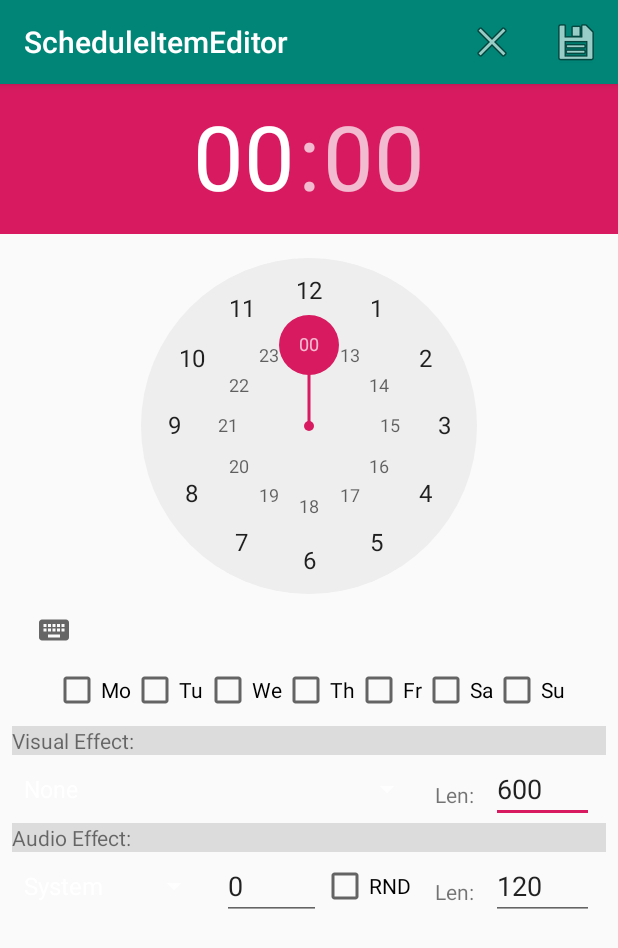
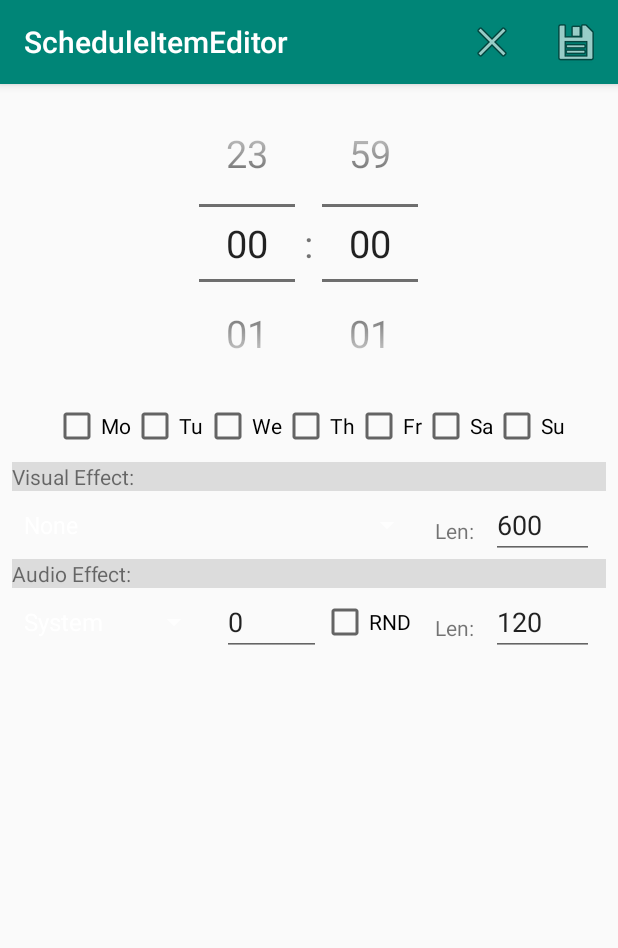
Before and after one commit to coder4hire/LightClock, an Android app: the screen it shows after launch (ScheduleItemEditor), after a tap on an icon or button, on a phone screen of 412 x 824 dp. Shown: the top 948 px of the screen. Run offline under Robolectric (Android 15) with nearby library versions, the phone set to English and light mode, and no system bars; 1 other tap on this screen came first.

Commit message:
old time picker

```diff
--- a/LightClockControl/app/src/main/res/layout/content_schedule_item_editor.xml
+++ b/LightClockControl/app/src/main/res/layout/content_schedule_item_editor.xml
@@ -8,10 +8,6 @@
     tools:context=".ScheduleItemEditor"
     tools:showIn="@layout/activity_schedule_item_editor">
 
-    <ScrollView
-        android:layout_width="match_parent"
-        android:layout_height="match_parent">
-
     <LinearLayout
         android:layout_width="match_parent"
         android:layout_height="match_parent"
@@ -21,7 +17,18 @@
             android:id="@+id/timePicker"
             android:layout_width="wrap_content"
             android:layout_height="wrap_content"
-                android:layout_gravity="center" />
+            android:layout_gravity="center"
+            android:theme="@style/NumberPickerStyle"
+            android:timePickerMode="spinner" />
+
+        <ScrollView
+            android:layout_width="match_parent"
+            android:layout_height="match_parent">
+
+            <LinearLayout
+                android:layout_width="match_parent"
+                android:layout_height="wrap_content"
+                android:orientation="vertical">
 
                 <LinearLayout
                     android:layout_width="match_parent"
@@ -106,11 +113,11 @@
                             android:id="@+id/textView4"
                             android:layout_width="wrap_content"
                             android:layout_height="match_parent"
-                        android:gravity="center_vertical"
                             android:layout_marginStart="8dp"
                             android:layout_marginTop="8dp"
                             android:layout_marginEnd="8dp"
                             android:layout_marginRight="8dp"
+                            android:gravity="center_vertical"
                             android:text="Len: " />
 
                         <EditText
@@ -143,15 +150,18 @@
                         <LinearLayout
                             android:layout_width="0dp"
                             android:layout_height="match_parent"
-                        android:orientation="horizontal"
-                        android:layout_weight="4">
+                            android:layout_weight="4"
+                            android:orientation="horizontal">
 
                             <Spinner
                                 android:id="@+id/spinAudioFolder"
                                 android:layout_width="0dp"
                                 android:layout_height="match_parent"
                                 android:layout_weight="2"
-                            android:theme="@style/ThemeOverlay.MaterialComponents.Dark"/>
+                                android:spinnerMode="dropdown"
+                                android:theme="@style/ThemeOverlay.MaterialComponents.Dark"
+                                />
+
                             <EditText
                                 android:id="@+id/txtSong"
                                 android:layout_width="0dp"
@@ -162,6 +172,7 @@
                                 android:ems="10"
                                 android:inputType="numberDecimal"
                                 android:text="0" />
+
                             <CheckBox
                                 android:id="@+id/chkRnd"
                                 android:layout_width="wrap_content"
@@ -174,11 +185,11 @@
                             android:id="@+id/textView3"
                             android:layout_width="wrap_content"
                             android:layout_height="match_parent"
-                        android:gravity="center_vertical"
                             android:layout_marginStart="8dp"
                             android:layout_marginTop="8dp"
                             android:layout_marginEnd="8dp"
                             android:layout_marginRight="8dp"
+                            android:gravity="center_vertical"
                             android:text="Len: " />
 
                         <EditText
@@ -195,4 +206,6 @@
             </LinearLayout>
         </ScrollView>
 
+    </LinearLayout>
+
 </android.support.constraint.ConstraintLayout>
--- a/LightClockControl/app/src/main/res/mipmap-anydpi-v26/ic_launcher.xml
+++ /dev/null
@@ -1,5 +0,0 @@
-<?xml version="1.0" encoding="utf-8"?>
-<adaptive-icon xmlns:android="http://schemas.android.com/apk/res/android">
-    <background android:drawable="@drawable/ic_launcher_background" />
-    <foreground android:drawable="@drawable/ic_launcher_foreground" />
-</adaptive-icon>
--- a/LightClockControl/app/src/main/res/mipmap-anydpi-v26/ic_launcher_round.xml
+++ /dev/null
@@ -1,5 +0,0 @@
-<?xml version="1.0" encoding="utf-8"?>
-<adaptive-icon xmlns:android="http://schemas.android.com/apk/res/android">
-    <background android:drawable="@drawable/ic_launcher_background" />
-    <foreground android:drawable="@drawable/ic_launcher_foreground" />
-</adaptive-icon>
--- a/LightClockControl/app/src/main/res/values/styles.xml
+++ b/LightClockControl/app/src/main/res/values/styles.xml
@@ -17,4 +17,8 @@
 
     <style name="AppTheme.PopupOverlay" parent="ThemeOverlay.AppCompat.Light" />
 
+    <style name="NumberPickerStyle">
+        <item name="android:textSize">25dp</item>
+    </style>
+
 </resources>
```
Also changed, not shown: LightClockControl/app/src/main/res/mipmap-hdpi/ic_launcher_round.png, LightClockControl/app/src/main/res/mipmap-mdpi/ic_launcher_round.png, LightClockControl/app/src/main/res/mipmap-xhdpi/ic_launcher_round.png, LightClockControl/app/src/main/res/mipmap-xxhdpi/ic_launcher_round.png, LightClockControl/app/src/main/res/mipmap-xxxhdpi/ic_launcher_round.png. Lines whose indentation alone changed are shown as unchanged.
